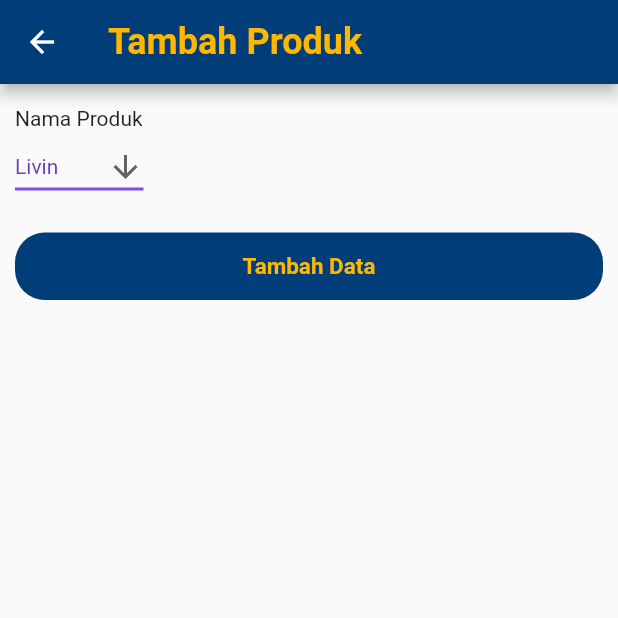
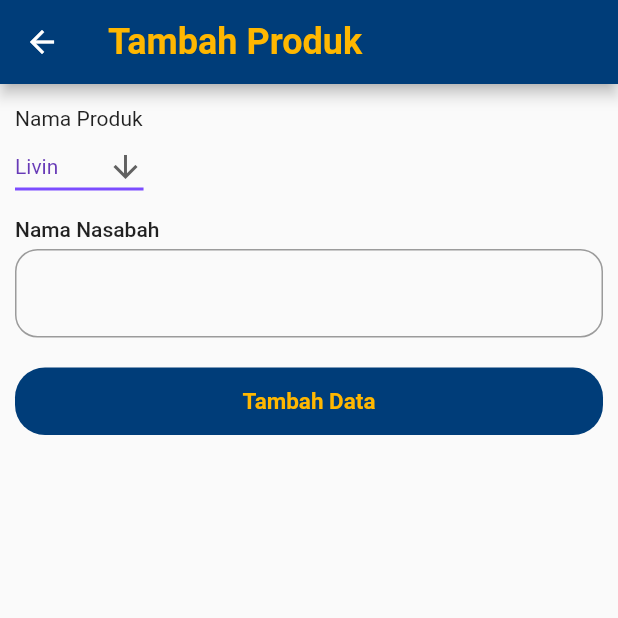
Before and after one commit to 2001arman/flutter_mandiriapp, a Flutter app: the InputProdukPage screen opened directly, on a phone screen of 412 x 824 dp, the top half of it. Run offline on Flutter 3.47's test engine with Material 2 defaults, Android fonts, the phone set to English and light mode, and no system bars; our stand-ins replace bloc, file_picker, flutter_bloc, flutter_datetime_picker, open_file.

Commit message:
+ nama nasabah

```diff
--- a/lib/pages/input_produk_page.dart
+++ b/lib/pages/input_produk_page.dart
@@ -3,6 +3,7 @@ import 'package:flutter_bloc/flutter_bloc.dart';
 import 'package:flutter_mandiriapp/cubit/auth_cubit.dart';
 import 'package:flutter_mandiriapp/cubit/input_cubit.dart';
 import 'package:flutter_mandiriapp/widgets/custom_button.dart';
+import 'package:flutter_mandiriapp/widgets/custom_text_field.dart';
 
 import '../constans.dart';
 
@@ -15,6 +16,7 @@ class InputProdukPage extends StatefulWidget {
 
 class _InputProdukPageState extends State<InputProdukPage> {
   String valueProduk = 'Livin';
+  TextEditingController controllerNama = TextEditingController();
 
   @override
   Widget build(BuildContext context) {
@@ -61,6 +63,11 @@ class _InputProdukPageState extends State<InputProdukPage> {
                     );
                   }).toList(),
                 ),
+                CustomTextField(
+                  title: "Nama Nasabah",
+                  hint: "",
+                  controller: controllerNama,
+                ),
                 const SizedBox(height: 20),
                 BlocConsumer<InputCubit, InputState>(
                   listener: (context, state) {
@@ -85,19 +92,12 @@ class _InputProdukPageState extends State<InputProdukPage> {
                     if (state is InputLoading) {
                       return const Center(child: CircularProgressIndicator());
                     }
-                    return BlocBuilder<AuthCubit, AuthState>(
-                      builder: (context, state) {
-                        if (state is AuthSuccess) {
-                          return CustomButton(
-                            text: "Tambah Data",
-                            onTap: () {
-                              context.read<InputCubit>().inputProduk(
-                                  namaProduk: valueProduk,
-                                  namaNasabah: state.user.content!.namaAdmin!);
-                            },
-                          );
-                        }
-                        return CustomButton(text: "Tambah Data", onTap: () {});
+                    return CustomButton(
+                      text: "Tambah Data",
+                      onTap: () {
+                        context.read<InputCubit>().inputProduk(
+                            namaProduk: valueProduk,
+                            namaNasabah: controllerNama.text);
                       },
                     );
                   },
```
